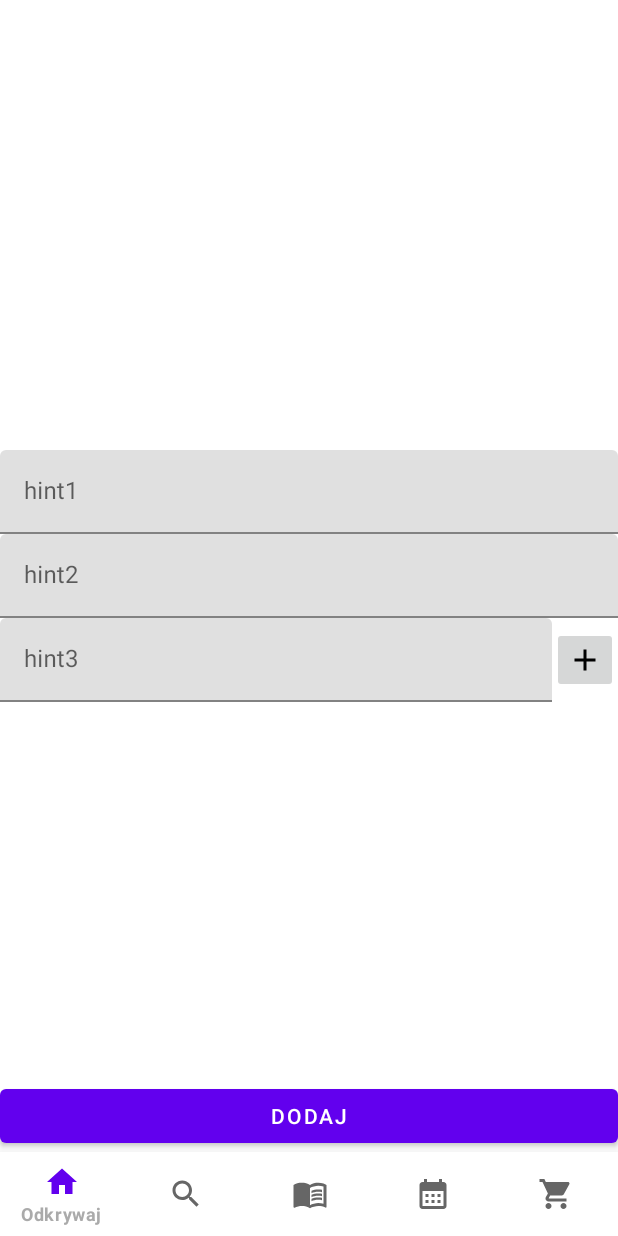
After one commit to olislawiec/Inz, an Android app: the addeditrecipe screen opened through its navigation route, on a phone screen of 412 x 824 dp. The commit adds this screen. Run offline under Robolectric (Android 15) with nearby library versions, the phone set to English and light mode, and no system bars; our stand-ins replace Firebase (no records; nobody signed in at launch, a user with empty details on screens opened directly), Room's generated code, data binding, navigation-ui.

Commit message:
Added new screen, own details, plus started with addition of recipe in local database room

```diff
--- a/app/build.gradle
+++ b/app/build.gradle
@@ -72,6 +72,8 @@ dependencies {
     kapt 'com.github.bumptech.glide:compiler:4.9.0'
     implementation "androidx.navigation:navigation-fragment-ktx:2.5.3"
     implementation "androidx.navigation:navigation-ui-ktx:2.5.3"
-
+    implementation "androidx.room:room-ktx:2.2.5"
+    kapt "androidx.room:room-compiler:2.2.5"
+    implementation "androidx.room:room-runtime:2.2.5"
 
 }
--- a/app/src/main/AndroidManifest.xml
+++ b/app/src/main/AndroidManifest.xml
@@ -3,6 +3,7 @@
     xmlns:tools="http://schemas.android.com/tools">
 
     <application
+
         android:allowBackup="true"
         android:dataExtractionRules="@xml/data_extraction_rules"
         android:fullBackupContent="@xml/backup_rules"
--- /dev/null
+++ b/app/src/main/java/com/example/myapplication/localdb/recipedao.kt
@@ -0,0 +1,18 @@
+package com.example.myapplication.localdb
+
+import androidx.room.*
+import androidx.room.Dao
+import androidx.room.Delete
+import androidx.room.Insert
+
+@Dao
+interface RecipeDao {
+    @Insert
+    fun insert(recipe: RecipeItem)
+    @Delete
+    fun delete(recipe: RecipeItem)
+    @Update
+    fun update(recipe:RecipeItem)
+    @Query( "SELECT * from recipebook")
+    fun getallrecipes(): List<RecipeItem>
+}
--- /dev/null
+++ b/app/src/main/java/com/example/myapplication/localdb/recipedatabase.kt
@@ -0,0 +1,28 @@
+package com.example.myapplication.localdb
+
+import android.content.Context
+import androidx.room.Database
+import androidx.room.Room
+import androidx.room.RoomDatabase
+
+@Database(entities = [RecipeItem::class], version = 2, exportSchema = false)
+abstract class RecipesDatabase: RoomDatabase() {
+    abstract val recipesDatabaseDao: RecipeDao
+    companion object {
+        @Volatile
+        private var INSTANCE: RecipesDatabase? = null
+        fun getInstance(context: Context): RecipesDatabase {
+            synchronized(this) {
+                var instance = INSTANCE
+                if (instance == null) {
+                    instance = Room.databaseBuilder(
+                        context.applicationContext,
+                        RecipesDatabase::class.java,
+                        "recipes_database_history").fallbackToDestructiveMigration().build()
+                    INSTANCE = instance
+                }
+                return instance
+            }
+        }
+    }
+}
--- /dev/null
+++ b/app/src/main/java/com/example/myapplication/objects/Ingredient.kt
@@ -0,0 +1,5 @@
+package com.example.myapplication.objects
+
+data class Ingredient (
+    var name: String = ""
+)
--- a/app/src/main/java/com/example/myapplication/objects/Recipe.kt
+++ b/app/src/main/java/com/example/myapplication/objects/Recipe.kt
@@ -9,5 +9,5 @@ data class Recipe (
     var name:String = "",
     var image:String = "",
     var przepis:String = "",
-    var shoppinglist:MutableList<String> = mutableListOf<String>()
+    var shoppinglist:String = ""
 ) : Parcelable
--- /dev/null
+++ b/app/src/main/java/com/example/myapplication/screens/recipebook/AddeditrecipeViewModel.kt
@@ -0,0 +1,62 @@
+package com.example.myapplication.screens.recipebook
+
+import android.accounts.AuthenticatorDescription
+import androidx.lifecycle.*
+import com.example.myapplication.localdb.RecipeDao
+import com.example.myapplication.localdb.RecipeItem
+import com.example.myapplication.objects.Ingredient
+import com.example.myapplication.objects.Recipe
+import com.example.myapplication.screens.recipedetails.recipedetails
+import kotlinx.coroutines.Dispatchers
+import kotlinx.coroutines.launch
+import kotlinx.coroutines.withContext
+
+class AddeditrecipeViewModel(private val dataSource: RecipeDao) : ViewModel() {
+    val listUpdated = MutableLiveData<Boolean>()
+    // TODO: Implement the ViewModel
+    val shoppinglist= MutableLiveData<MutableList<Ingredient>>()
+    init {
+        shoppinglist.value = mutableListOf()
+    }
+    fun addingredientrecipe(ingredient: String){
+        shoppinglist.value?.add(Ingredient(ingredient))
+        listUpdated.value = true
+    }
+    fun createrecpefunction(name: String,description: String){
+        viewModelScope.launch {
+        createRecipe(name,description)
+        }
+    }
+    suspend fun createRecipe(name: String,description: String){
+        viewModelScope.launch {
+            withContext(Dispatchers.IO) {
+                val recipeitem = RecipeItem()
+                recipeitem.recipeName = name
+                recipeitem.recipeDetails = description
+
+                var shoppingliststring = ""
+                for (x in shoppinglist.value?: mutableListOf()){
+                    shoppingliststring+=x.name+"|"
+                }
+                recipeitem.recipeShoppingList = shoppingliststring
+                dataSource.insert(recipeitem)
+            }
+
+        }
+
+
+
+    }
+}
+class AddeditrecipeViewModelFactory(
+    private val dataSource: RecipeDao
+
+): ViewModelProvider.Factory {
+    @Suppress("unchecked_cast")
+    override fun <T : ViewModel> create(modelClass: Class<T>): T {
+        if (modelClass.isAssignableFrom(AddeditrecipeViewModel::class.java)) {
+            return AddeditrecipeViewModel(dataSource) as T
+        }
+        throw IllegalArgumentException("Unknown ViewModel class")
+    }
+}
--- /dev/null
+++ b/app/src/main/java/com/example/myapplication/screens/recipebook/addeditrecipe.kt
@@ -0,0 +1,77 @@
+package com.example.myapplication.screens.recipebook
+
+import androidx.lifecycle.ViewModelProvider
+import android.os.Bundle
+import android.util.Log
+import androidx.fragment.app.Fragment
+import android.view.LayoutInflater
+import android.view.View
+import android.view.ViewGroup
+import androidx.databinding.DataBindingUtil
+import androidx.lifecycle.Observer
+import com.example.myapplication.R
+import com.example.myapplication.databinding.FragmentAddeditrecipeBinding
+import com.example.myapplication.databinding.FragmentHomeBinding
+import com.example.myapplication.databinding.FragmentRecipebookBinding
+import com.example.myapplication.localdb.RecipesDatabase
+import kotlinx.android.synthetic.main.fragment_recipedetails.*
+
+
+class addeditrecipe : Fragment() {
+
+    companion object {
+        fun newInstance() = addeditrecipe()
+    }
+
+    private lateinit var binding: FragmentAddeditrecipeBinding
+
+    private lateinit var viewModel: AddeditrecipeViewModel
+
+    override fun onCreateView(
+        inflater: LayoutInflater, container: ViewGroup?,
+        savedInstanceState: Bundle?
+    ): View? {
+        val application = requireNotNull(this.activity).application
+        binding =
+            DataBindingUtil.inflate<FragmentAddeditrecipeBinding>(inflater, R.layout.fragment_addeditrecipe,container,false)
+        val dataSource = RecipesDatabase.getInstance(application).recipesDatabaseDao
+        val viewModelFactory = AddeditrecipeViewModelFactory(
+            dataSource
+        )
+        viewModel = ViewModelProvider(this, viewModelFactory).get(
+            AddeditrecipeViewModel::class.java
+        )
+
+        binding.viewModel = viewModel
+        val adapter = IngredientsAdapter()
+        binding.addingriedients.adapter = adapter
+        /*viewModel.shoppinglist.observe(viewLifecycleOwner, Observer {
+            adapter.submitList(it)
+            adapter.notifyDataSetChanged()
+
+        })*/
+        viewModel.listUpdated.observe(viewLifecycleOwner, Observer {
+            if (it){
+                adapter.submitList(viewModel.shoppinglist.value)
+                viewModel.listUpdated.value = false
+                adapter.notifyDataSetChanged()
+                Log.d("test","${viewModel.shoppinglist.value?.size}")
+            }
+        })
+        binding.imageButton.setOnClickListener {
+            viewModel.addingredientrecipe(binding.ingredient.text.toString())
+            binding.ingredient.setText("")
+        }
+        binding.buttonsubmit.setOnClickListener {
+            viewModel.createrecpefunction(binding.recipeNameedit.text.toString(),binding.recipedetailsedit.text.toString())
+        }
+        return binding.root
+    }
+
+    override fun onActivityCreated(savedInstanceState: Bundle?) {
+        super.onActivityCreated(savedInstanceState)
+        viewModel = ViewModelProvider(this).get(AddeditrecipeViewModel::class.java)
+        // TODO: Use the ViewModel
+    }
+
+}
--- /dev/null
+++ b/app/src/main/res/drawable/ic_add.xml
@@ -0,0 +1,5 @@
+<vector android:height="24dp" android:tint="#000000"
+    android:viewportHeight="24" android:viewportWidth="24"
+    android:width="24dp" xmlns:android="http://schemas.android.com/apk/res/android">
+    <path android:fillColor="@android:color/white" android:pathData="M19,13h-6v6h-2v-6H5v-2h6V5h2v6h6v2z"/>
+</vector>
--- /dev/null
+++ b/app/src/main/res/layout/fragment_addeditrecipe.xml
@@ -0,0 +1,122 @@
+<?xml version="1.0" encoding="utf-8"?>
+<layout xmlns:android="http://schemas.android.com/apk/res/android"
+    xmlns:app="http://schemas.android.com/apk/res-auto"
+    xmlns:tools="http://schemas.android.com/tools">
+
+    <data>
+        <variable
+            name="viewModel"
+            type="com.example.myapplication.screens.recipebook.AddeditrecipeViewModel" />
+
+    </data>
+    <androidx.core.widget.NestedScrollView
+        android:layout_width="match_parent"
+        android:fillViewport="true"
+        android:layout_height="match_parent">
+
+        <androidx.constraintlayout.widget.ConstraintLayout
+            android:id="@+id/constraintLayout"
+            android:layout_width="match_parent"
+            android:layout_height="match_parent"
+            tools:context=".screens.recipedetails.recipedetails">
+
+            <ImageView
+                android:id="@+id/recipe_photo"
+                android:layout_width="300dp"
+                android:layout_height="300dp"
+                android:paddingTop="0dp"
+
+                app:layout_constraintEnd_toEndOf="parent"
+                app:layout_constraintStart_toStartOf="parent"
+                app:layout_constraintTop_toTopOf="parent"
+                tools:src="@tools:sample/avatars" />
+
+            <com.google.android.material.textfield.TextInputLayout
+                android:id="@+id/textField1"
+                android:layout_width="0dp"
+                android:layout_height="wrap_content"
+                android:hint="hint1"
+                app:layout_constraintEnd_toEndOf="parent"
+                app:layout_constraintStart_toStartOf="parent"
+                app:layout_constraintTop_toBottomOf="@+id/recipe_photo">
+
+                <com.google.android.material.textfield.TextInputEditText
+                    android:id="@+id/recipe_nameedit"
+                    android:layout_width="match_parent"
+                    android:layout_height="wrap_content" />
+
+            </com.google.android.material.textfield.TextInputLayout>
+
+            <com.google.android.material.textfield.TextInputLayout
+                android:id="@+id/textField2"
+                android:layout_width="0dp"
+                android:layout_height="wrap_content"
+                android:hint="hint2"
+                app:layout_constraintEnd_toEndOf="parent"
+                app:layout_constraintStart_toStartOf="parent"
+                app:layout_constraintTop_toBottomOf="@+id/textField1">
+
+                <com.google.android.material.textfield.TextInputEditText
+                    android:id="@+id/recipedetailsedit"
+                    android:layout_width="match_parent"
+                    android:layout_height="wrap_content" />
+
+            </com.google.android.material.textfield.TextInputLayout>
+
+            <com.google.android.material.textfield.TextInputLayout
+                android:id="@+id/textField3"
+                android:layout_width="0dp"
+                android:layout_height="wrap_content"
+                android:hint="hint3"
+                app:layout_constraintEnd_toStartOf="@+id/imageButton"
+                app:layout_constraintStart_toStartOf="parent"
+                app:layout_constraintTop_toBottomOf="@+id/textField2">
+
+                <com.google.android.material.textfield.TextInputEditText
+                    android:id="@+id/ingredient"
+                    android:layout_width="match_parent"
+                    android:layout_height="wrap_content" />
+
+            </com.google.android.material.textfield.TextInputLayout>
+
+
+            <ImageButton
+                android:id="@+id/imageButton"
+                android:layout_width="wrap_content"
+                android:layout_height="wrap_content"
+                android:padding="10dp"
+                android:src="@drawable/ic_add"
+                app:layout_constraintBottom_toBottomOf="@+id/textField3"
+                app:layout_constraintEnd_toEndOf="parent"
+                app:layout_constraintTop_toBottomOf="@+id/textField2">
+
+            </ImageButton>
+
+
+
+            <Button
+                android:id="@+id/buttonsubmit"
+                android:layout_width="0dp"
+                android:layout_height="wrap_content"
+                android:text="Dodaj"
+                app:layout_constraintBottom_toBottomOf="parent"
+                app:layout_constraintEnd_toEndOf="parent"
+                app:layout_constraintStart_toStartOf="parent" />
+
+            <androidx.recyclerview.widget.RecyclerView
+                android:id="@+id/addingriedients"
+                android:layout_width="0dp"
+                android:layout_height="0dp"
+                android:layout_marginBottom="0dp"
+                app:layoutManager="androidx.recyclerview.widget.LinearLayoutManager"
+                app:layout_constraintBottom_toTopOf="@+id/buttonsubmit"
+                app:layout_constraintEnd_toEndOf="parent"
+                app:layout_constraintStart_toStartOf="parent"
+                app:layout_constraintTop_toBottomOf="@+id/textField3" />
+
+
+
+
+        </androidx.constraintlayout.widget.ConstraintLayout>
+    </androidx.core.widget.NestedScrollView>
+</layout>
--- a/app/src/main/res/layout/fragment_home.xml
+++ b/app/src/main/res/layout/fragment_home.xml
@@ -1,4 +1,4 @@
-<?xml version="1.0" encoding="utf-8"?>
+<?xml  version="1.0" encoding="utf-8"?>
 
 
 <layout xmlns:android="http://schemas.android.com/apk/res/android"
@@ -18,7 +18,7 @@
             android:id="@+id/recipes_list"
             android:layout_width="0dp"
             android:layout_height="0dp"
-            android:paddingTop="20dp"
+            android:paddingTop="0dp"
             app:layoutManager="androidx.recyclerview.widget.LinearLayoutManager"
             app:layout_constraintBottom_toBottomOf="parent"
             app:layout_constraintEnd_toEndOf="parent"
--- a/app/src/main/res/navigation/nav_graph.xml
+++ b/app/src/main/res/navigation/nav_graph.xml
@@ -14,7 +14,11 @@
         android:id="@+id/my_recipes"
         android:name="com.example.myapplication.screens.recipebook.recipebook"
         android:label="fragment_recipebook"
-        tools:layout="@layout/fragment_recipebook" />
+        tools:layout="@layout/fragment_recipebook" >
+        <action
+            android:id="@+id/action_my_recipes_to_addeditrecipe"
+            app:destination="@id/addeditrecipe" />
+    </fragment>
     <fragment
         android:id="@+id/search"
         android:name="com.example.myapplication.screens.search.search"
@@ -51,4 +55,13 @@
             android:name="recipe"
             app:argType="com.example.myapplication.objects.Recipe" />
     </fragment>
+    <fragment
+        android:id="@+id/addeditrecipe"
+        android:name="com.example.myapplication.screens.recipebook.addeditrecipe"
+        android:label="addeditrecipe" >
+        <argument
+            android:name="recipeid"
+            app:argType="string"
+            app:nullable="true" />
+    </fragment>
 </navigation>
```
Also changed, not shown: app/src/main/java/com/example/myapplication/localdb/items.kt (added, +20 -0 lines), app/src/main/java/com/example/myapplication/screens/home/Bind.kt (+9 -5 lines), app/src/main/java/com/example/myapplication/screens/recipebook/ingredientsAdapter.kt (added, +57 -0 lines), app/src/main/java/com/example/myapplication/screens/recipebook/recipebook.kt (+16 -3 lines), app/src/main/java/com/example/myapplication/screens/recipedetails/recipedetails.kt (+20 -10 lines), app/src/main/res/layout/fragment_recipebook.xml (+27 -8 lines), app/src/main/res/layout/fragment_recipedetails.xml (+14 -6 lines), app/src/main/res/layout/ingredient.xml (added, +22 -0 lines).
